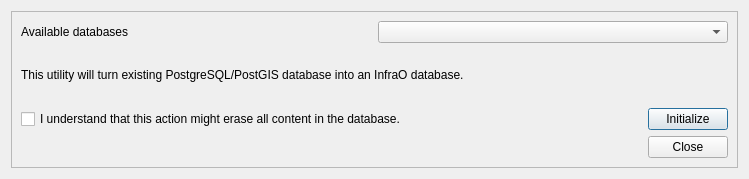
This is infrao/resources/ui/db_init.ui in GispoCoding/infrao-plugin as Qt 5 draws it before an edit. The edited form follows.
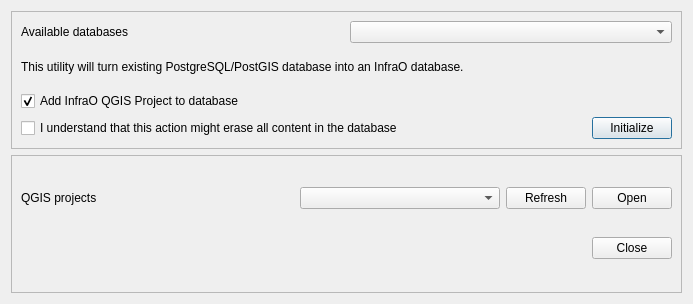
This is the edited form.

Commit message: Add qgis project utilities

```diff
--- a/infrao/resources/ui/db_init.ui
+++ b/infrao/resources/ui/db_init.ui
@@ -6,8 +6,8 @@
    <rect>
     <x>0</x>
     <y>0</y>
-    <width>749</width>
-    <height>179</height>
+    <width>693</width>
+    <height>304</height>
    </rect>
   </property>
   <property name="windowTitle">
@@ -30,8 +30,8 @@
        <rect>
         <x>0</x>
         <y>0</y>
-        <width>729</width>
-        <height>159</height>
+        <width>673</width>
+        <height>173</height>
        </rect>
       </property>
       <layout class="QGridLayout" name="gridLayout_2">
@@ -49,22 +49,12 @@
          </item>
         </layout>
        </item>
-       <item row="1" column="0">
-        <widget class="QLabel" name="label_4">
-         <property name="text">
-          <string>&lt;html&gt;&lt;head/&gt;&lt;body&gt;&lt;p&gt;This utility will turn existing PostgreSQL/PostGIS database into an InfraO database.&lt;/p&gt;&lt;/body&gt;&lt;/html&gt;</string>
-         </property>
-         <property name="wordWrap">
-          <bool>true</bool>
-         </property>
-        </widget>
-       </item>
-       <item row="2" column="0">
+       <item row="3" column="0">
         <layout class="QHBoxLayout" name="horizontalLayout_3">
          <item>
           <widget class="QCheckBox" name="agreedCheckBox">
            <property name="text">
-            <string>I understand that this action might erase all content in the database.</string>
+            <string>I understand that this action might erase all content in the database</string>
            </property>
           </widget>
          </item>
@@ -90,7 +80,46 @@
          </item>
         </layout>
        </item>
-       <item row="3" column="0">
+       <item row="2" column="0">
+        <widget class="QCheckBox" name="projectCheckBox">
+         <property name="text">
+          <string>Add InfraO QGIS Project to database</string>
+         </property>
+         <property name="checked">
+          <bool>true</bool>
+         </property>
+        </widget>
+       </item>
+       <item row="1" column="0">
+        <widget class="QLabel" name="label_4">
+         <property name="text">
+          <string>&lt;html&gt;&lt;head/&gt;&lt;body&gt;&lt;p&gt;This utility will turn existing PostgreSQL/PostGIS database into an InfraO database.&lt;/p&gt;&lt;/body&gt;&lt;/html&gt;</string>
+         </property>
+         <property name="wordWrap">
+          <bool>true</bool>
+         </property>
+        </widget>
+       </item>
+      </layout>
+     </widget>
+    </widget>
+   </item>
+   <item row="1" column="0">
+    <widget class="QScrollArea" name="scrollArea_2">
+     <property name="widgetResizable">
+      <bool>true</bool>
+     </property>
+     <widget class="QWidget" name="scrollAreaWidgetContents_2">
+      <property name="geometry">
+       <rect>
+        <x>0</x>
+        <y>0</y>
+        <width>673</width>
+        <height>103</height>
+       </rect>
+      </property>
+      <layout class="QGridLayout" name="gridLayout_3">
+       <item row="2" column="0" colspan="3">
         <layout class="QHBoxLayout" name="horizontalLayout_2">
          <item>
           <widget class="QLabel" name="permissionLabel">
@@ -124,6 +153,54 @@
          </item>
         </layout>
        </item>
+       <item row="0" column="0" colspan="3">
+        <layout class="QHBoxLayout" name="horizontalLayout_4">
+         <item>
+          <widget class="QLabel" name="label_2">
+           <property name="text">
+            <string>QGIS projects</string>
+           </property>
+          </widget>
+         </item>
+         <item>
+          <spacer name="horizontalSpacer_3">
+           <property name="orientation">
+            <enum>Qt::Horizontal</enum>
+           </property>
+           <property name="sizeHint" stdset="0">
+            <size>
+             <width>40</width>
+             <height>20</height>
+            </size>
+           </property>
+          </spacer>
+         </item>
+         <item>
+          <widget class="QComboBox" name="projectComboBox">
+           <property name="minimumSize">
+            <size>
+             <width>200</width>
+             <height>0</height>
+            </size>
+           </property>
+          </widget>
+         </item>
+         <item>
+          <widget class="QPushButton" name="refreshProjButton">
+           <property name="text">
+            <string>Refresh</string>
+           </property>
+          </widget>
+         </item>
+         <item>
+          <widget class="QPushButton" name="openProjButton">
+           <property name="text">
+            <string>Open</string>
+           </property>
+          </widget>
+         </item>
+        </layout>
+       </item>
       </layout>
      </widget>
     </widget>
```
The commit also changes 5 other files.
